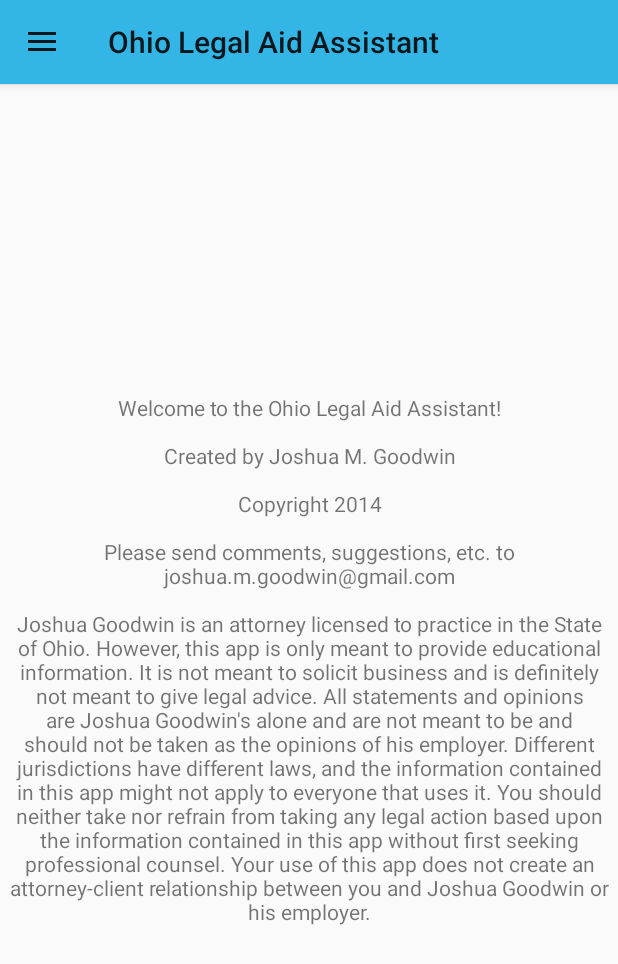
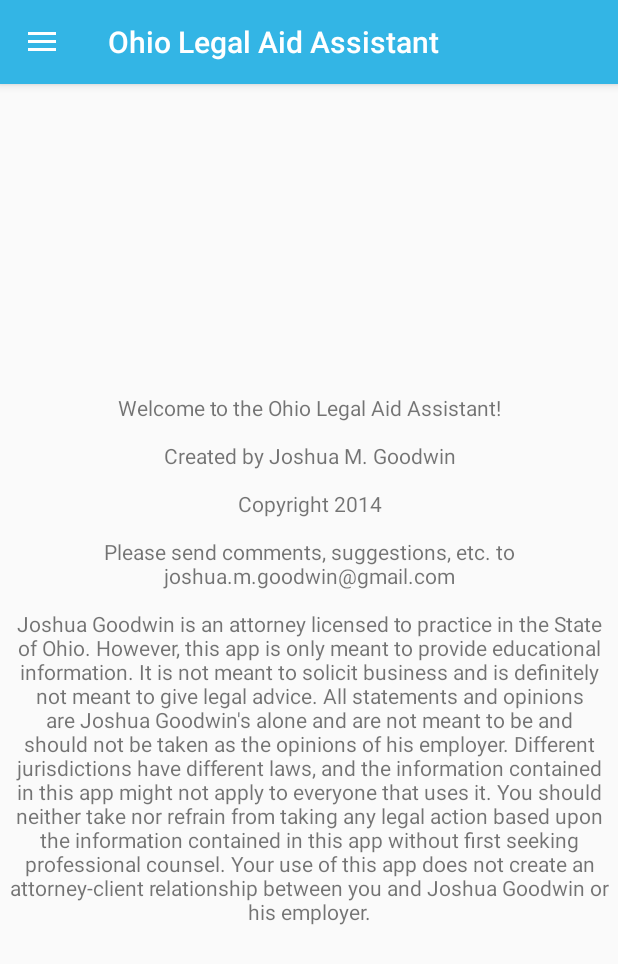
Before and after one commit to JoshuaMGoodwin/Ohio_Legal_Aid_Assistant, an Android app: the screen it shows after launch (MainActivity), on a phone screen of 412 x 824 dp. Shown: the top 964 px of the screen. Run offline under Robolectric (Android 15) with nearby library versions, the phone set to English and light mode, and no system bars.

```diff
--- a/app/build.gradle
+++ b/app/build.gradle
@@ -8,8 +8,8 @@ android {
         applicationId "joshuamgoodwin.gmail.com.ohiolegalaidassistant"
         minSdkVersion 7
         targetSdkVersion 21
-        versionCode 4
-        versionName "0.1.1"
+        versionCode 6
+        versionName "0.1.3"
     }
     buildTypes {
         release {
--- a/app/src/main/java/joshuamgoodwin/gmail/com/ohiolegalaidassistant/MainActivity.java
+++ b/app/src/main/java/joshuamgoodwin/gmail/com/ohiolegalaidassistant/MainActivity.java
@@ -260,6 +260,7 @@ public class MainActivity extends ActionBarActivity {
     public void setTitle(CharSequence title) {
         mTitle = title;
         getSupportActionBar().setTitle(mTitle);
+
     }
 
     /**
--- a/app/src/main/res/layout/apr_calculator.xml
+++ b/app/src/main/res/layout/apr_calculator.xml
@@ -55,5 +55,6 @@
 		android:text="Submit"
 		android:layout_height="wrap_content"
 		android:layout_width="wrap_content"/>
+
 </LinearLayout>
 </ScrollView>
--- a/app/src/main/res/layout/drawerlayout.xml
+++ b/app/src/main/res/layout/drawerlayout.xml
@@ -7,6 +7,18 @@
 		android:id="@+id/content_frame"
 		android:layout_width="match_parent"
 		android:layout_height="match_parent" />
+
+       <!-- <RelativeLayout
+            android:layout_width="240dp"
+            android:layout_height="match_parent"
+            android:layout_gravity="left">
+
+            <Button
+                android:layout_width="match_parent"
+                android:layout_height="wrap_content"
+                android:id="@+id/about"
+                android:layout_alignParentBottom="true"
+                android:text="About"/>-->
 
             <ExpandableListView
                 android:id="@+id/left_drawer"
@@ -18,6 +30,6 @@
                 android:divider="@android:drawable/divider_horizontal_bright"
                 android:background="#fff3f3f3"/>
 
-
+        <!--</RelativeLayout>-->
 
 </android.support.v4.widget.DrawerLayout>
--- a/app/src/main/res/values-v21/styles.xml
+++ b/app/src/main/res/values-v21/styles.xml
@@ -1,8 +1,9 @@
 <?xml version="1.0" encoding="utf-8"?>
 <resources>
-    <style name="AppTheme" parent="Theme.AppCompat.Light">
+    <style name="AppTheme" parent="Theme.AppCompat.Light.DarkActionBar">
         <item name="colorPrimary">@color/default_blue</item>
         <item name="colorPrimaryDark">@color/accent_blue</item>
         <item name="colorAccent">@color/accent_material_light</item>
+        <item name="actionMenuTextColor">#ffffffff</item>
     </style>
 </resources>
--- a/app/src/main/res/values/ohio_evidence.xml
+++ b/app/src/main/res/values/ohio_evidence.xml
@@ -22,7 +22,7 @@
         <item>106 Remainder of or related writings or recorded statements</item>
     </string-array>
     <string-array name="ohio_rules_evidence_1">
-        <item>102 Judicial notice of adjudicative facts</item>
+        <item>201 Judicial notice of adjudicative facts</item>
     </string-array>
     <string-array name="ohio_rules_evidence_2">
         <item>301 Presumptions in general in civil actions and proceedings</item>
@@ -599,6 +599,6 @@
     <string-array name="ohio_rules_evidence_1103">
         <item>1&lt;b>RULE 1103. Title&lt;/b></item>
         <item>1These rules shall be known as the Ohio Rules of Evidence and may be cited as "Evidence Rules" or "Evid.R. ____."</item>
-        <item>[Effective: July 1, 1980.]</item>
+        <item>2[Effective: July 1, 1980.]</item>
     </string-array>
 </resources>
--- a/app/src/main/res/values/styles.xml
+++ b/app/src/main/res/values/styles.xml
@@ -1,10 +1,11 @@
 <resources>
 
     <!-- Base application theme. -->
-    <style name="AppTheme" parent="Theme.AppCompat.Light">
+    <style name="AppTheme" parent="Theme.AppCompat.Light.DarkActionBar">
         <item name="colorPrimary">@color/default_blue</item>
         <item name="colorPrimaryDark">@color/accent_blue</item>
         <item name="colorAccent">@color/accent_blue</item>
+        <item name="actionMenuTextColor">#ffffffff</item>
         <!-- Customize your theme here. -->
     </style>
 
```
Also changed, not shown: app/src/main/java/joshuamgoodwin/gmail/com/ohiolegalaidassistant/RulesFragment.java (+12 -8 lines). Lines whose indentation alone changed are shown as unchanged.
